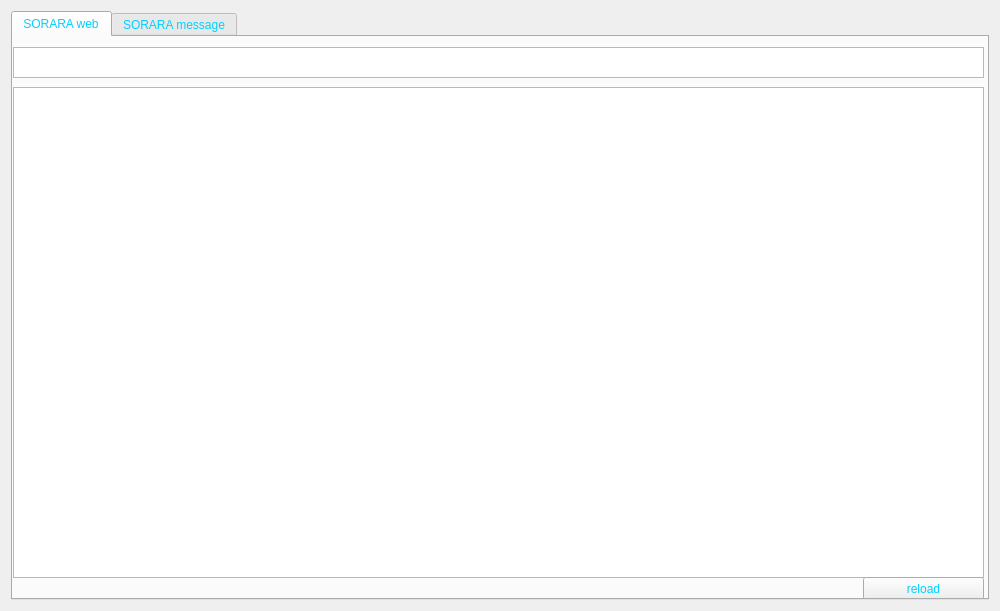
First picture: the form in src/qt/forms/p2pwebsorara.ui, repository FromHDDtoSSD/SorachanCoin-qt, before the edit.
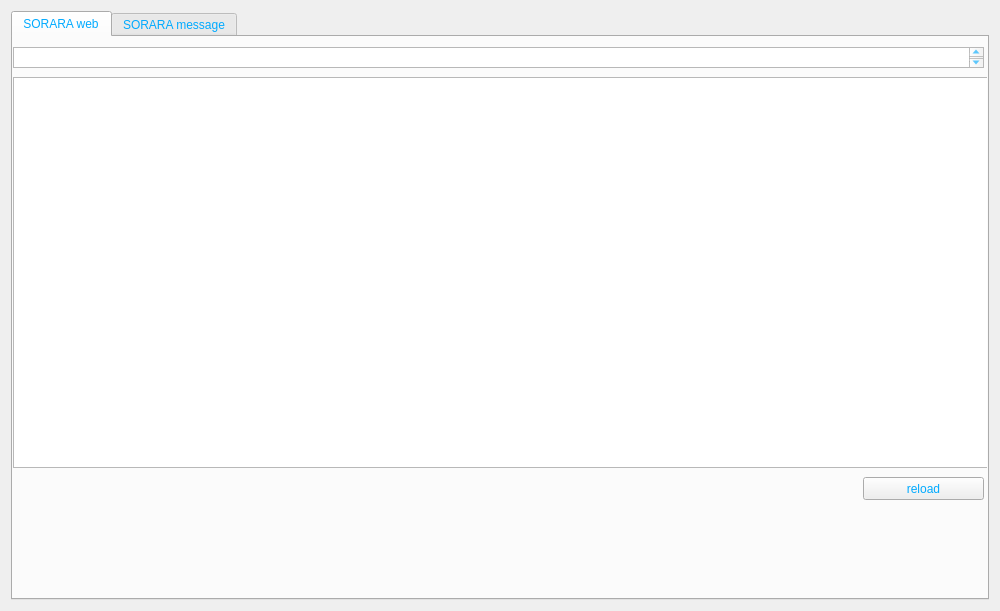
Second picture: the form after the edit. Icons and pictures are not drawn.

```diff
--- a/src/qt/forms/p2pwebsorara.ui
+++ b/src/qt/forms/p2pwebsorara.ui
@@ -20,7 +20,8 @@
    <string>Form</string>
   </property>
   <property name="styleSheet">
-   <string notr="true">color: rgb(0, 209, 255);</string>
+   <string notr="true">background-image: url(:/images/bkg2);
+color: rgb(0, 170, 255);</string>
   </property>
   <property name="locale">
    <locale language="English" country="UnitedStates"/>
@@ -41,9 +42,9 @@
          <property name="geometry">
           <rect>
            <x>0</x>
-           <y>50</y>
-           <width>971</width>
-           <height>491</height>
+           <y>40</y>
+           <width>981</width>
+           <height>391</height>
           </rect>
          </property>
         </widget>
@@ -53,7 +54,7 @@
            <x>0</x>
            <y>10</y>
            <width>971</width>
-           <height>31</height>
+           <height>21</height>
           </rect>
          </property>
         </widget>
@@ -61,7 +62,7 @@
          <property name="geometry">
           <rect>
            <x>850</x>
-           <y>540</y>
+           <y>440</y>
            <width>121</width>
            <height>23</height>
           </rect>
```
Left out of the diff: 10 changed lines with no effect on the pictures.
